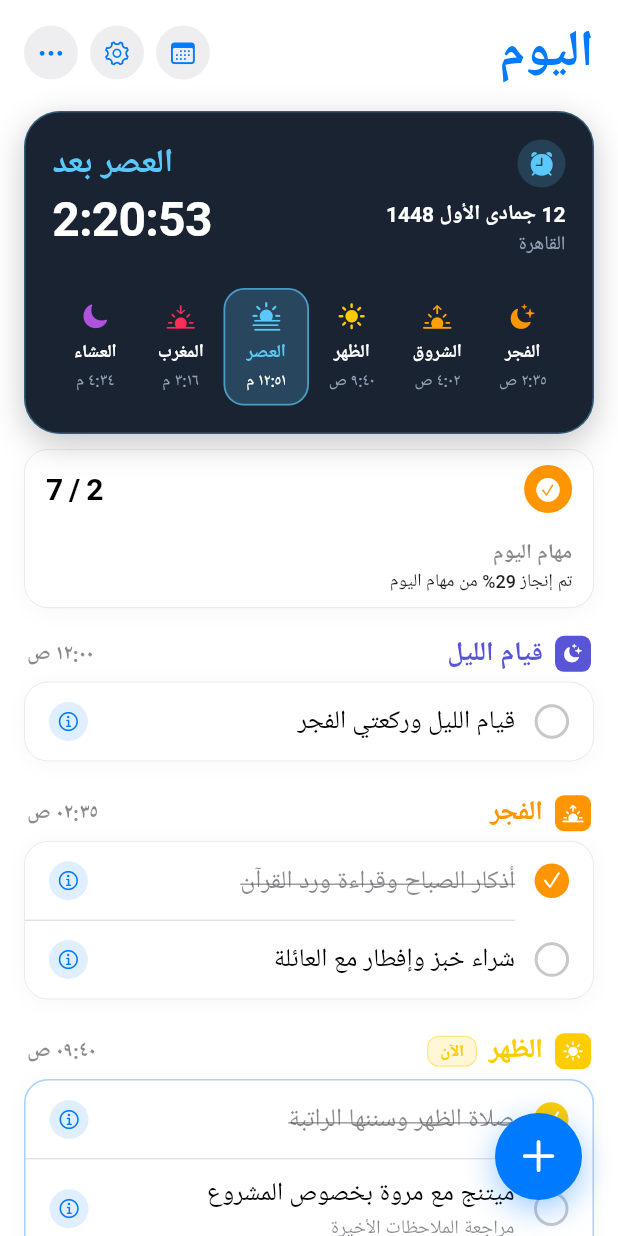
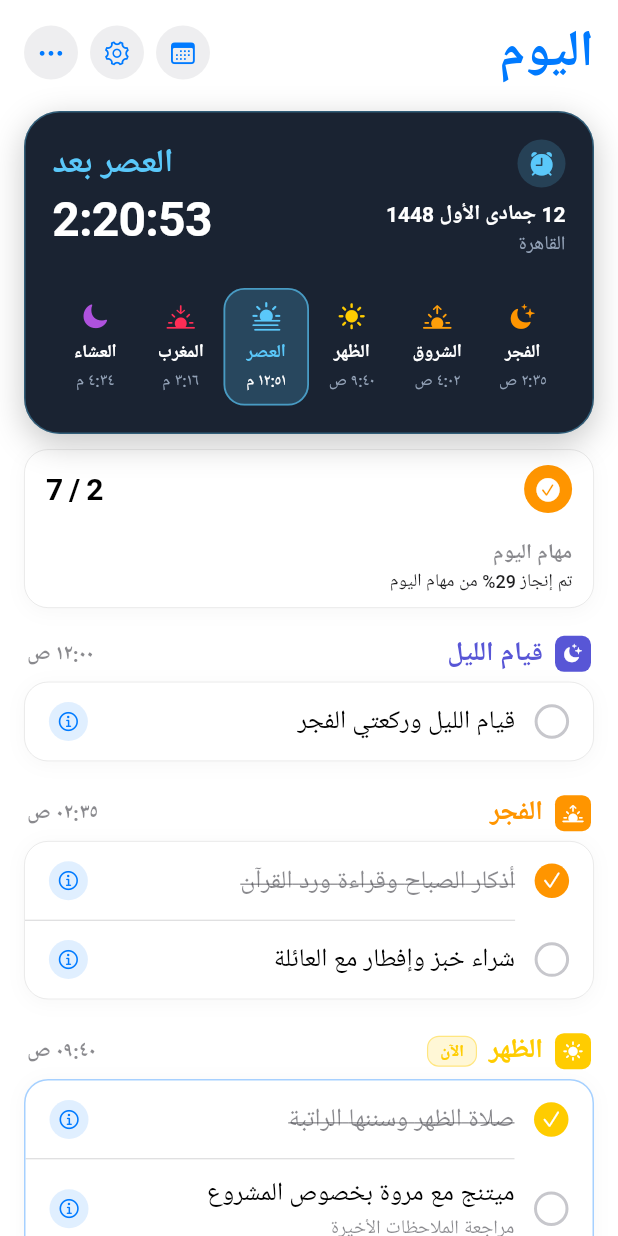
Before and after one commit to ajyahia/dayaround, a Flutter app: the screen it shows after launch, on a phone screen of 412 x 824 dp. Run offline on Flutter 3.47's test engine with Material 3 defaults, Android fonts, the phone set to English and light mode, and no system bars; our stand-ins replace adhan, flutter_riverpod, geolocator, google_fonts, hijri, hive_ce and 2 more; accounts and stored records are empty.

Commit message:
refactor: remove floating plus button from today screen to avoid covering tasks

```diff
--- a/lib/features/today/presentation/today_screen.dart
+++ b/lib/features/today/presentation/today_screen.dart
@@ -207,10 +207,8 @@ class _TodayScreenState extends ConsumerState<TodayScreen> {
     final timeFormat = DateFormat('hh:mm a', 'ar_EG');
 
     return CupertinoPageScaffold(
-      child: Stack(
-        children: [
-          CustomScrollView(
-            slivers: [
+      child: CustomScrollView(
+        slivers: [
               // Crisp iOS Large Title Header (Zero blur/foggy artifacts)
               SliverToBoxAdapter(
                 child: SafeArea(
@@ -463,49 +461,14 @@ class _TodayScreenState extends ConsumerState<TodayScreen> {
                 ),
               ),
 
-              // Bottom breathing space for floating action button
+              // Bottom breathing space
               SliverToBoxAdapter(
                 child: SizedBox(
-                  height: MediaQuery.paddingOf(context).bottom + 90,
+                  height: MediaQuery.paddingOf(context).bottom + 24,
                 ),
               ),
             ],
           ),
-
-          // Floating (+) Action Button
-          PositionedDirectional(
-            bottom: MediaQuery.paddingOf(context).bottom + 24,
-            start: 24,
-            child: GestureDetector(
-              onTap: () {
-                _openDetailsSheet(defaultBlock: PrayerBlockType.afterDhuhr);
-              },
-              child: Container(
-                width: 58,
-                height: 58,
-                decoration: const BoxDecoration(
-                  shape: BoxShape.circle,
-                  color: Color(0xFF007AFF),
-                  boxShadow: [
-                    BoxShadow(
-                      color: Color(0x66007AFF),
-                      blurRadius: 18,
-                      offset: Offset(0, 6),
-                    ),
-                  ],
-                ),
-                child: const Center(
-                  child: Icon(
-                    CupertinoIcons.plus,
-                    size: 30,
-                    color: CupertinoColors.white,
-                  ),
-                ),
-              ),
-            ),
-          ),
-        ],
-      ),
     );
   }
 }
```
